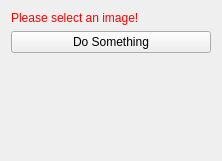
First picture: the form in src/internal/GraphcutViewControls.ui, repository araex/mitk-gem, before the edit.
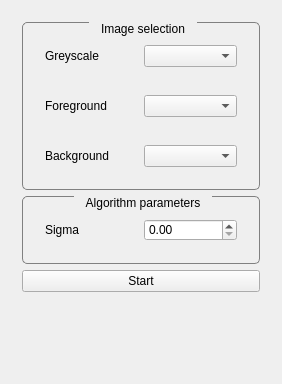
Second picture: the form after the edit. Custom widgets are drawn as their Qt base class.

Commit message: added gui with image selectors

```diff
--- a/src/internal/GraphcutViewControls.ui
+++ b/src/internal/GraphcutViewControls.ui
@@ -6,8 +6,8 @@
    <rect>
     <x>0</x>
     <y>0</y>
-    <width>222</width>
-    <height>161</height>
+    <width>282</width>
+    <height>384</height>
    </rect>
   </property>
   <property name="minimumSize">
@@ -19,24 +19,157 @@
   <property name="windowTitle">
    <string>QmitkTemplate</string>
   </property>
-  <layout class="QVBoxLayout" name="verticalLayout">
-   <item>
-    <widget class="QLabel" name="labelWarning">
      <property name="styleSheet">
-      <string notr="true">QLabel { color: rgb(255, 0, 0) }</string>
-     </property>
+   <string notr="true">QGroupBox {
+	border-width: 1px; 
+	border-style: solid; 
+	border-color: grey;
+	border-radius: 5px;
+	margin-top: 1ex;
+}
+
+QGroupBox::title {
+	subcontrol-origin: margin;
+	subcontrol-position: top center;
+	padding: 0 10px;
+}
+
+QScrollArea{
+	border: 0;
+	margin:0;
+	padding:0;
+}
+
+[mandatoryField=true]{
+	background-color: rgb(255, 150, 150);
+}</string>
+  </property>
+  <layout class="QVBoxLayout" name="verticalLayout">
+   <item>
+    <widget class="QScrollArea" name="scrollArea">
+     <property name="widgetResizable">
+      <bool>true</bool>
+     </property>
+     <widget class="QWidget" name="scrollAreaWidgetContents">
+      <property name="geometry">
+       <rect>
+        <x>0</x>
+        <y>0</y>
+        <width>264</width>
+        <height>366</height>
+       </rect>
+      </property>
+      <layout class="QVBoxLayout" name="verticalLayout_4">
+       <item>
+        <widget class="QGroupBox" name="imageGroup">
+         <property name="title">
+          <string>Image selection</string>
+         </property>
+         <layout class="QVBoxLayout" name="verticalLayout_5">
+          <item>
+           <widget class="QWidget" name="greyscaleSelector" native="true">
+            <layout class="QHBoxLayout" name="horizontalLayout">
+             <item>
+              <widget class="QLabel" name="label">
      <property name="text">
-      <string>Please select an image!</string>
+                <string>Greyscale</string>
      </property>
     </widget>
    </item>
    <item>
-    <widget class="QPushButton" name="buttonPerformImageProcessing">
+              <widget class="QmitkDataStorageComboBox" name="greyscaleImageSelector">
+               <property name="sizePolicy">
+                <sizepolicy hsizetype="Minimum" vsizetype="Fixed">
+                 <horstretch>0</horstretch>
+                 <verstretch>0</verstretch>
+                </sizepolicy>
+               </property>
+              </widget>
+             </item>
+            </layout>
+           </widget>
+          </item>
+          <item>
+           <widget class="QWidget" name="foregroundSelector" native="true">
+            <layout class="QHBoxLayout" name="horizontalLayout_3">
+             <item>
+              <widget class="QLabel" name="label_2">
+               <property name="text">
+                <string>Foreground</string>
+               </property>
+              </widget>
+             </item>
+             <item>
+              <widget class="QmitkDataStorageComboBox" name="foregroundImageSelector">
+               <property name="sizePolicy">
+                <sizepolicy hsizetype="Minimum" vsizetype="Fixed">
+                 <horstretch>0</horstretch>
+                 <verstretch>0</verstretch>
+                </sizepolicy>
+               </property>
+              </widget>
+             </item>
+            </layout>
+           </widget>
+          </item>
+          <item>
+           <widget class="QWidget" name="backgroundSelector" native="true">
+            <layout class="QHBoxLayout" name="horizontalLayout_2">
+             <item>
+              <widget class="QLabel" name="label_3">
+               <property name="text">
+                <string>Background</string>
+               </property>
+              </widget>
+             </item>
+             <item>
+              <widget class="QmitkDataStorageComboBox" name="backgroundImageSelector">
+               <property name="sizePolicy">
+                <sizepolicy hsizetype="Minimum" vsizetype="Fixed">
+                 <horstretch>0</horstretch>
+                 <verstretch>0</verstretch>
+                </sizepolicy>
+               </property>
+              </widget>
+             </item>
+            </layout>
+           </widget>
+          </item>
+         </layout>
+        </widget>
+       </item>
+       <item>
+        <widget class="QGroupBox" name="parameterGroup">
+         <property name="title">
+          <string>Algorithm parameters</string>
+         </property>
+         <layout class="QVBoxLayout" name="verticalLayout_3">
+          <item>
+           <widget class="QWidget" name="widget" native="true">
+            <layout class="QHBoxLayout" name="horizontalLayout_4">
+             <item>
+              <widget class="QLabel" name="label_4">
+               <property name="text">
+                <string>Sigma</string>
+               </property>
+              </widget>
+             </item>
+             <item>
+              <widget class="QDoubleSpinBox" name="doubleSpinBox"/>
+             </item>
+            </layout>
+           </widget>
+          </item>
+         </layout>
+        </widget>
+       </item>
+       <item>
+        <widget class="QPushButton" name="startButton">
      <property name="toolTip">
       <string>Do image processing</string>
      </property>
      <property name="text">
-      <string>Do Something</string>
+          <string>Start</string>
      </property>
     </widget>
    </item>
@@ -58,7 +191,18 @@
    </item>
   </layout>
  </widget>
+    </widget>
+   </item>
+  </layout>
+ </widget>
  <layoutdefault spacing="6" margin="11"/>
+ <customwidgets>
+  <customwidget>
+   <class>QmitkDataStorageComboBox</class>
+   <extends>QComboBox</extends>
+   <header location="global">QmitkDataStorageComboBox.h</header>
+  </customwidget>
+ </customwidgets>
  <resources/>
  <connections/>
 </ui>
```
Lines whose indentation alone changed are shown as unchanged. The commit also changes 2 other files.
